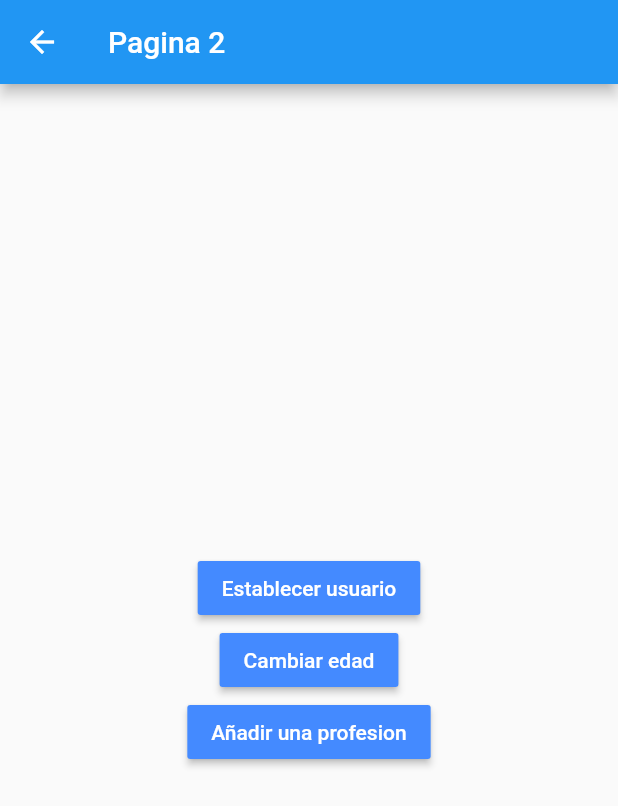
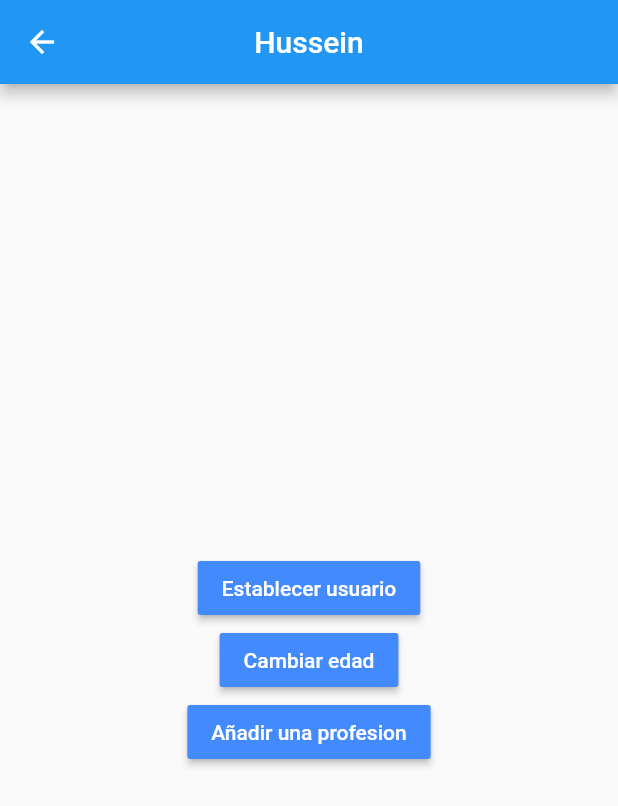
Before and after one commit to miguelhmp/flutterr_estados, a Flutter app: the Pagina2Page screen opened by its route, after a tap on "Establecer usuario", on a phone screen of 412 x 824 dp. Shown: the top 806 px of the screen. Run offline on Flutter 3.47's test engine with Material 2 defaults, Android fonts, the phone set to English and light mode, and no system bars.

Commit message:
Fin Singleton

```diff
--- a/lib/models/Usuario.dart
+++ b/lib/models/Usuario.dart
@@ -1,7 +1,10 @@
+import 'package:meta/meta.dart';
+
 class Usuario {
   String nombre;
   int edad;
   List<String> profesiones;
 
-  Usuario({this.nombre, this.edad, this.profesiones});
+  Usuario({@required this.nombre, this.edad, this.profesiones})
+      : assert(nombre != null);
 }
--- a/lib/pages/Pagina1Page.dart
+++ b/lib/pages/Pagina1Page.dart
@@ -1,14 +1,36 @@
 import 'package:flutter/material.dart';
+import 'package:flutterr_estados/models/Usuario.dart';
+import 'package:flutterr_estados/services/UsuarioService.dart';
 
 class Pagina1Page extends StatelessWidget {
   @override
   Widget build(BuildContext context) {
     return Scaffold(
       appBar: AppBar(
-        title: Text('Pagina 1'),
+        title: StreamBuilder(
+          stream: usuarioService.usuarioStream,
+          builder: (BuildContext context, AsyncSnapshot<Usuario> snapshot) {
+            return snapshot.hasData
+                ? Text('${snapshot.data.nombre}')
+                : Text('a');
+          },
+        ),
         centerTitle: true,
       ),
-      body: InformacionUsuario(),
+      body: StreamBuilder(
+        stream: usuarioService.usuarioStream,
+        builder: (BuildContext context, AsyncSnapshot<Usuario> snapshot) {
+          return snapshot.hasData
+              // usuarioService.userExist
+              ? InformacionUsuario(
+                  // user: usuarioService.usuario,
+                  user: snapshot.data,
+                )
+              : Center(
+                  child: Text('No hay informacion del usuario'),
+                );
+        },
+      ),
       floatingActionButton: FloatingActionButton(
         child: Icon(Icons.accessibility_new),
         onPressed: () => Navigator.pushNamed(context, 'pagina2'),
@@ -18,6 +40,10 @@ class Pagina1Page extends StatelessWidget {
 }
 
 class InformacionUsuario extends StatelessWidget {
+  final Usuario user;
+
+  const InformacionUsuario({this.user});
+
   @override
   Widget build(BuildContext context) {
     return Container(
@@ -37,8 +63,8 @@ class InformacionUsuario extends StatelessWidget {
           Divider(
             color: Colors.black26,
           ),
-          ListTile(title: Text('Nombre')),
-          ListTile(title: Text('Edad')),
+          ListTile(title: Text('Nombre: ${user.nombre}')),
+          ListTile(title: Text('Edad: ${user.edad}')),
           Text(
             'Profesiones',
             style: TextStyle(
--- a/lib/pages/Pagina2Page.dart
+++ b/lib/pages/Pagina2Page.dart
@@ -1,11 +1,21 @@
 import 'package:flutter/material.dart';
+import 'package:flutterr_estados/models/Usuario.dart';
+import 'package:flutterr_estados/services/UsuarioService.dart';
 
 class Pagina2Page extends StatelessWidget {
   @override
   Widget build(BuildContext context) {
     return Scaffold(
       appBar: AppBar(
-        title: Text('Pagina 2'),
+        title: StreamBuilder(
+          stream: usuarioService.usuarioStream,
+          builder: (BuildContext context, AsyncSnapshot<Usuario> snapshot) {
+            return snapshot.hasData
+                ? Text('${snapshot.data.nombre}')
+                : Text('No data');
+          },
+        ),
+        centerTitle: true,
       ),
       body: Center(
         child: Column(
@@ -19,7 +29,10 @@ class Pagina2Page extends StatelessWidget {
                 ),
               ),
               color: Colors.blueAccent,
-              onPressed: () {},
+              onPressed: () {
+                final newUser = new Usuario(nombre: 'Hussein', edad: 30);
+                usuarioService.usuario = newUser;
+              },
             ),
             MaterialButton(
               child: Text(
@@ -29,7 +42,9 @@ class Pagina2Page extends StatelessWidget {
                 ),
               ),
               color: Colors.blueAccent,
-              onPressed: () {},
+              onPressed: () {
+                usuarioService.cambiarEdad = 28;
+              },
             ),
             MaterialButton(
               child: Text(
--- /dev/null
+++ b/lib/services/UsuarioService.dart
@@ -0,0 +1,35 @@
+import 'dart:async';
+
+import 'package:flutterr_estados/models/Usuario.dart';
+
+class _UsuarioService {
+  Usuario _usuario;
+
+  StreamController<Usuario> _usuarioStreamController =
+      new StreamController.broadcast();
+
+  Stream<Usuario> get usuarioStream => _usuarioStreamController.stream;
+
+  bool get userExist => (this._usuario != null) ? true : false;
+
+  Usuario get usuario => this._usuario;
+
+  set usuario(Usuario usuario) {
+    this._usuario = usuario;
+    //Se añade un nuevo elemento al stream
+    this._usuarioStreamController.add(usuario);
+  }
+
+  set cambiarEdad(int edad) {
+    this._usuario.edad = edad;
+    //Se devuelve el usuario actualizado por medio del stream
+    this._usuarioStreamController.add(this._usuario);
+  }
+
+  closeStream() {
+    this._usuarioStreamController?.close();
+  }
+}
+
+//Singleton simple
+final usuarioService = new _UsuarioService();
```
